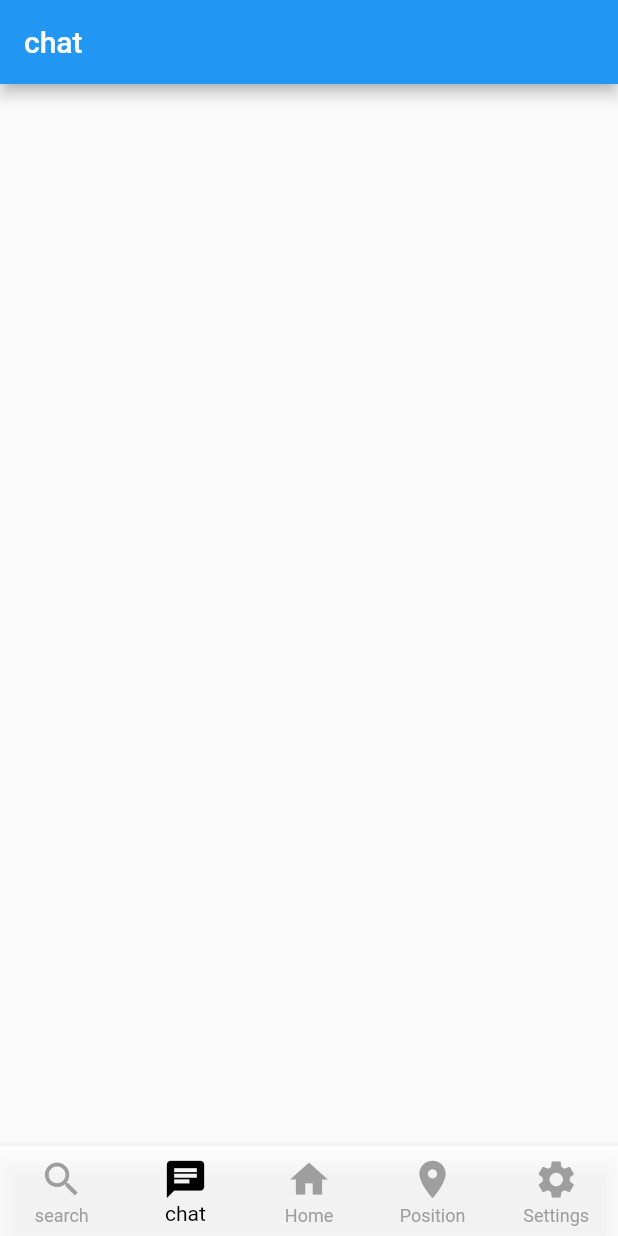
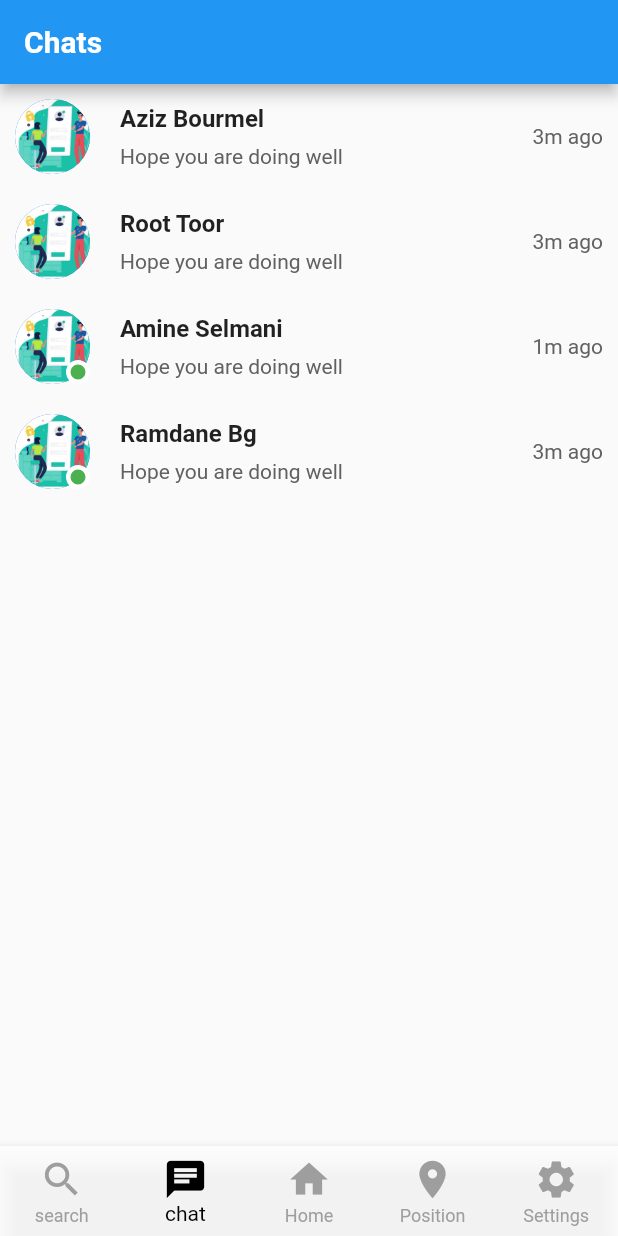
Before and after one commit to AzizBourmel1/Solution_chalenge, a Flutter app: the buttomNavigation screen opened directly, item 2 of the bottom bar chosen, on a phone screen of 412 x 824 dp. Run offline on Flutter 3.47's test engine with Material 2 defaults, Android fonts, the light colour scheme and no system bars; our stand-ins replace awesome_dialog, email_validator, firebase_auth, firebase_core, flutter_spinkit, flutter_svg and 1 more; accounts and stored records are empty.

Commit message:
folder chat add , version 1

```diff
--- /dev/null
+++ b/second_life/lib/chat/Chat.dart
@@ -0,0 +1,41 @@
+class Chat {
+  final String name, lastMessage, image, time;
+  final bool isActive;
+  Chat(
+      {this.name = "",
+      this.lastMessage = "",
+      this.image = "",
+      this.time = "",
+      this.isActive = false});
+}
+
+List chatsData = [
+  Chat(
+    name: "Aziz Bourmel",
+    lastMessage: "Hope you are doing well",
+    image: "assets/login.png",
+    time: "3m ago",
+    isActive: false,
+  ),
+  Chat(
+    name: "Root Toor",
+    lastMessage: "Hope you are doing well",
+    image: "assets/login.png",
+    time: "3m ago",
+    isActive: false,
+  ),
+  Chat(
+    name: "Amine Selmani",
+    lastMessage: "Hope you are doing well",
+    image: "assets/login.png",
+    time: "1m ago",
+    isActive: true,
+  ),
+  Chat(
+    name: "Ramdane Bg",
+    lastMessage: "Hope you are doing well",
+    image: "assets/login.png",
+    time: "3m ago",
+    isActive: true,
+  ),
+];
--- /dev/null
+++ b/second_life/lib/chat/Ui/chat_liste_screen.dart
@@ -0,0 +1,26 @@
+import 'package:flutter/material.dart';
+import 'package:flutter/src/widgets/framework.dart';
+import 'package:flutter/src/widgets/placeholder.dart';
+import 'package:secondlife/chat/content/chats_body.dart';
+
+class chatListScreen extends StatefulWidget {
+  const chatListScreen({super.key});
+
+  @override
+  State<chatListScreen> createState() => _chatListScreenState();
+}
+
+class _chatListScreenState extends State<chatListScreen> {
+  @override
+  Widget build(BuildContext context) {
+    return Scaffold(
+      appBar: AppBar(
+        title: Text(
+          "Chats",
+          style: TextStyle(fontWeight: FontWeight.bold, color: Colors.white),
+        ),
+      ),
+      body: chatsBody(),
+    );
+  }
+}
--- a/second_life/lib/home/chat.dart
+++ b/second_life/lib/chat/chat_screen/chat_screen.dart
@@ -2,19 +2,19 @@ import 'package:flutter/material.dart';
 import 'package:flutter/src/widgets/framework.dart';
 import 'package:flutter/src/widgets/placeholder.dart';
 
-class chat extends StatefulWidget {
-  const chat({super.key});
+class chatScreen extends StatefulWidget {
+  const chatScreen({super.key});
 
   @override
-  State<chat> createState() => _chatState();
+  State<chatScreen> createState() => _chatScreenState();
 }
 
-class _chatState extends State<chat> {
+class _chatScreenState extends State<chatScreen> {
   @override
   Widget build(BuildContext context) {
     return Scaffold(
-      appBar: AppBar(
-        title: Text("chat"),
+      body: Center(
+        child: Text("body"),
       ),
     );
   }
--- /dev/null
+++ b/second_life/lib/chat/content/chat_card.dart
@@ -0,0 +1,72 @@
+import 'package:flutter/material.dart';
+import 'package:secondlife/chat/Chat.dart';
+
+class ChatCard extends StatelessWidget {
+  const ChatCard({Key? key, required this.chat, required this.press})
+      : super(key: key);
+
+  final Chat chat;
+  final VoidCallback press;
+
+  @override
+  Widget build(BuildContext context) {
+    return InkWell(
+      onTap: press,
+      child: Padding(
+        padding: EdgeInsets.all(10),
+        child: Row(
+          children: [
+            Stack(
+              children: [
+                CircleAvatar(
+                  radius: 25,
+                  backgroundImage: AssetImage(chat.image),
+                ),
+                if (chat.isActive)
+                  Positioned(
+                    right: 0,
+                    bottom: 0,
+                    child: Container(
+                      width: 16,
+                      height: 16,
+                      decoration: BoxDecoration(
+                          color: Colors.green,
+                          shape: BoxShape.circle,
+                          border: Border.all(color: Colors.white, width: 3)),
+                    ),
+                  )
+              ],
+            ),
+            Expanded(
+              child: Padding(
+                padding: EdgeInsets.fromLTRB(20, 0, 20, 0),
+                child: Column(
+                  crossAxisAlignment: CrossAxisAlignment.start,
+                  children: [
+                    Text(
+                      chat.name,
+                      style:
+                          TextStyle(fontSize: 16, fontWeight: FontWeight.bold),
+                    ),
+                    SizedBox(
+                      height: 8.0,
+                    ),
+                    Text(
+                      chat.lastMessage,
+                      style: TextStyle(color: Colors.grey[700]),
+                      maxLines: 1,
+                    )
+                  ],
+                ),
+              ),
+            ),
+            Text(
+              chat.time,
+              style: TextStyle(color: Colors.grey[700]),
+            )
+          ],
+        ),
+      ),
+    );
+  }
+}
--- /dev/null
+++ b/second_life/lib/chat/content/chats_body.dart
@@ -0,0 +1,32 @@
+import 'package:flutter/material.dart';
+import 'package:flutter/src/widgets/framework.dart';
+import 'package:flutter/src/widgets/placeholder.dart';
+import 'package:secondlife/chat/Chat.dart';
+import 'package:secondlife/chat/chat_screen/chat_screen.dart';
+import 'package:secondlife/chat/content/chat_card.dart';
+
+class chatsBody extends StatefulWidget {
+  const chatsBody({super.key});
+
+  @override
+  State<chatsBody> createState() => _chatsBodyState();
+}
+
+class _chatsBodyState extends State<chatsBody> {
+  @override
+  Widget build(BuildContext context) {
+    return Column(
+      children: [
+        Expanded(
+          child: ListView.builder(
+              itemCount: chatsData.length,
+              itemBuilder: (context, index) => ChatCard(
+                    chat: chatsData[index],
+                    press: () => Navigator.push(context,
+                        MaterialPageRoute(builder: (context) => chatScreen())),
+                  )),
+        ),
+      ],
+    );
+  }
+}
--- a/second_life/lib/home/buttomNavigation.dart
+++ b/second_life/lib/home/buttomNavigation.dart
@@ -1,5 +1,5 @@
 import 'package:flutter/material.dart';
-import 'package:secondlife/home/Chat.dart';
+import 'package:secondlife/chat/Ui/chat_liste_screen.dart';
 import 'package:secondlife/home/Feed.dart';
 import 'package:secondlife/home/Settings.dart';
 import 'package:secondlife/home/position.dart';
@@ -22,7 +22,7 @@ class _buttomNavigationState extends State<buttomNavigation> {
 
   final _widgetsExamples = [
     search(),
-    chat(),
+    chatListScreen(),
     feed(),
     position(),
     settings(),
--- a/second_life/lib/main.dart
+++ b/second_life/lib/main.dart
@@ -2,7 +2,7 @@ import 'package:firebase_core/firebase_core.dart';
 import 'package:flutter/material.dart';
 import 'package:secondlife/authentification/login.dart';
 import 'package:secondlife/authentification/singUp.dart';
-import 'package:secondlife/home/Chat.dart';
+import 'package:secondlife/chat/Ui/chat_liste_screen.dart';
 import 'package:secondlife/home/Feed.dart';
 import 'package:secondlife/home/Settings.dart';
 import 'package:secondlife/home/position.dart';
@@ -22,7 +22,7 @@ void main() async {
       '/singUp': (context) => singup(),
       '/splashScreen': (context) => SplashScreem(),
       '/search': (context) => search(),
-      '/chat': (context) => chat(),
+      '/chat': (context) => chatListScreen(),
       '/feed': (context) => feed(),
       '/position': (context) => position(),
       '/settings': (context) => settings(),
```
